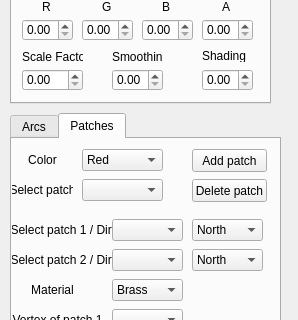
Qt form QtFramework/GUI/SideWidget.ui (Peachmann/Grafika) before a commit; both pictures show x 0 to 298 and y 357 to 677 of the 298 by 775 pixel window.
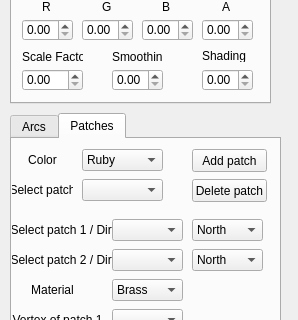
The same form after that commit.

Diff of the .ui file:
```diff
--- a/QtFramework/GUI/SideWidget.ui
+++ b/QtFramework/GUI/SideWidget.ui
@@ -1053,7 +1053,7 @@
      </property>
      <item>
       <property name="text">
-       <string>Red</string>
+       <string>Ruby</string>
       </property>
      </item>
      <item>
```
Left out of the diff: 15 changed lines with no effect on the pictures.
